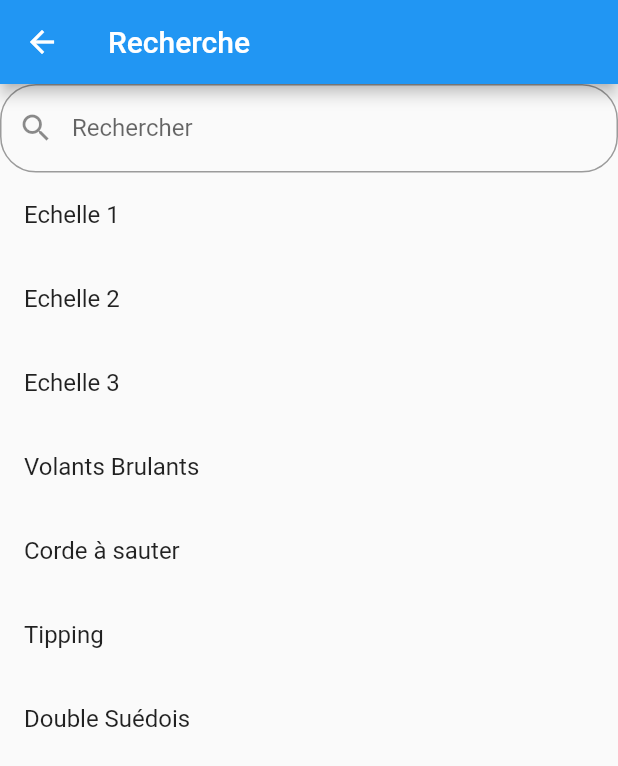
After one commit to philgung/anibad, a Flutter app: the screen it shows after launch, after a tap on the "add" icon, on a phone screen of 412 x 824 dp. The commit adds this screen. Shown: the top 766 px of the screen. Run offline on Flutter 3.47's test engine with Material 2 defaults, Android fonts, the phone set to English and light mode, and no system bars.

Commit message:
ajout liste recherche

```diff
--- a/lib/Presentation/AccueilPage.dart
+++ b/lib/Presentation/AccueilPage.dart
@@ -2,6 +2,7 @@ import 'package:anibad/Domain/Seance.dart';
 import 'package:anibad/Infrastructure/Repository/SeanceRepositoryInMemoryImpl.dart';
 import 'package:flutter/material.dart';
 import 'Composants/TuileSeance.dart';
+import 'RecherchePage.dart';
 
 class AccueilPage extends StatelessWidget {
   @override
@@ -27,13 +28,17 @@ class MyHomePage extends StatelessWidget {
         SeanceRepositoryInMemoryImpl().recupererSeances();
 
     return Scaffold(
-      appBar: AppBar(
-        title: Text(title),
-      ),
-      body: Center(child: buildListView(context, seances)),
-      floatingActionButton:
-          FloatingActionButton(tooltip: 'Increment', child: Icon(Icons.add)),
-    );
+        appBar: AppBar(
+          title: Text(title),
+        ),
+        body: Center(child: buildListView(context, seances)),
+        floatingActionButton:
+            // ignore: missing_required_param
+            FloatingActionButton(
+                tooltip: 'Increment',
+                child: Icon(Icons.add),
+                onPressed: () => Navigator.push(context,
+                    MaterialPageRoute(builder: (context) => RecherchePage()))));
   }
 
   ListView buildListView(BuildContext context, List<Seance> entries) {
--- /dev/null
+++ b/lib/Presentation/RecherchePage.dart
@@ -0,0 +1,74 @@
+import 'package:flutter/material.dart';
+
+class RecherchePage extends StatefulWidget {
+  @override
+  _RecherchePageState createState() => _RecherchePageState();
+}
+
+class _RecherchePageState extends State<RecherchePage> {
+  final initList = [
+    'Echelle 1',
+    'Echelle 2',
+    'Echelle 3',
+    'Volants Brulants',
+    'Corde à sauter',
+    'Tipping',
+    'Double Suédois'
+  ];
+
+  TextEditingController editingController = TextEditingController();
+  var elementsRecherches = List<String>();
+  _RecherchePageState() {
+    elementsRecherches.addAll(initList);
+  }
+  @override
+  Widget build(BuildContext context) {
+    return Scaffold(
+        appBar: AppBar(title: Text('Recherche')),
+        body: Column(children: [
+          TextField(
+            controller: editingController,
+            decoration: InputDecoration(
+                labelText: 'Rechercher',
+                hintText: 'Rechercher',
+                prefixIcon: Icon(Icons.search),
+                border: OutlineInputBorder(
+                    borderRadius: BorderRadius.all(Radius.circular(24)))),
+            keyboardType: TextInputType.text,
+            onChanged: (value) {
+              filterSearch(value);
+            },
+          ),
+          Expanded(
+              child: ListView.builder(
+            itemBuilder: (context, index) {
+              return ListTile(title: Text('${elementsRecherches[index]}'));
+            },
+            itemCount: elementsRecherches.length,
+          ))
+        ]));
+  }
+
+  filterSearch(String query) {
+    var searchList = List<String>();
+    searchList.addAll(initList);
+    if (query.isNotEmpty) {
+      var resultListData = List<String>();
+      searchList.forEach((element) {
+        if (element.contains(query)) {
+          resultListData.add(element);
+        }
+      });
+      setState(() {
+        elementsRecherches.clear();
+        elementsRecherches.addAll(resultListData);
+      });
+      return;
+    } else {
+      setState(() {
+        elementsRecherches.clear();
+        elementsRecherches.addAll(initList);
+      });
+    }
+  }
+}
```
